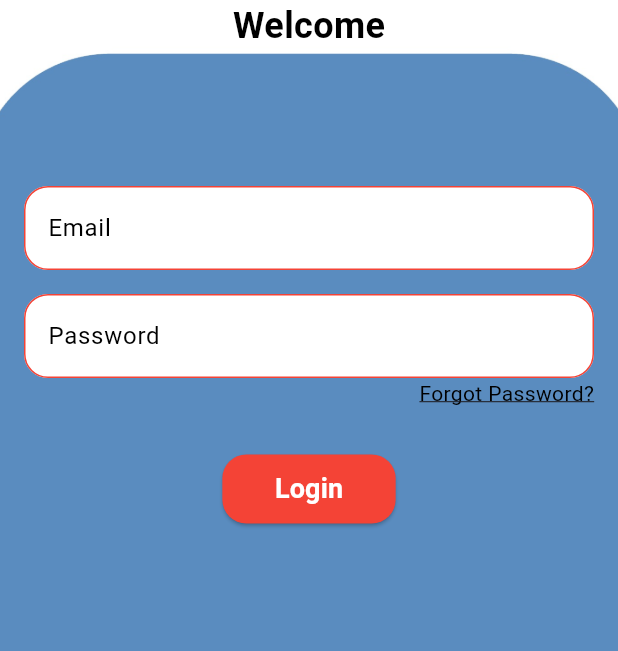
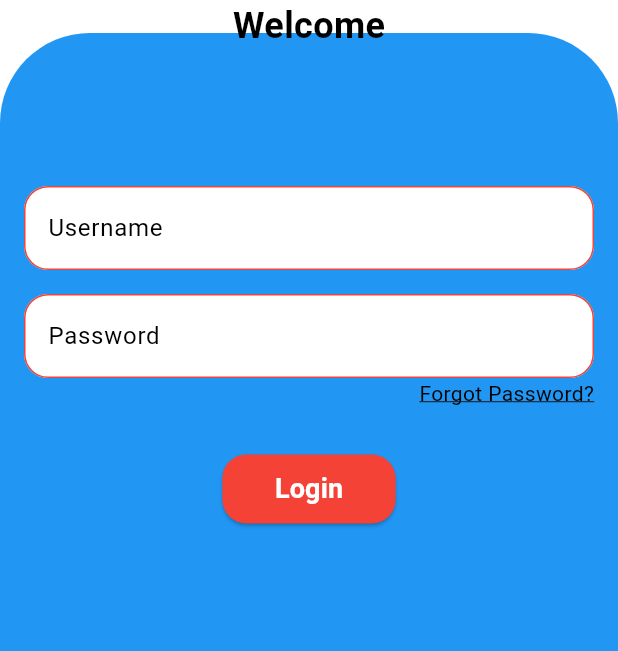
Before and after one commit to MohsinAli0899/Flutter-Task-1, a Flutter app: the screen it shows after launch, on a phone screen of 412 x 824 dp, the part 585-1236 px from its top. Run offline on Flutter 3.47's test engine with Material 3 defaults, Android fonts, the phone set to English and light mode, and no system bars.

Commit message:
created custom background

```diff
--- a/lib/Screens/login_page.dart
+++ b/lib/Screens/login_page.dart
@@ -1,7 +1,7 @@
 import 'package:api_integration_python/widgets/login_page_widgets/forgot_password.dart';
 import 'package:api_integration_python/widgets/login_page_widgets/login_button.dart';
-
 import 'package:flutter/material.dart';
+import '../widgets/login_page_widgets/background.dart'; // Import the Background widget
 
 class LoginPage extends StatelessWidget {
   final TextEditingController _usernameController = TextEditingController();
@@ -12,19 +12,16 @@ class LoginPage extends StatelessWidget {
   @override
   Widget build(BuildContext context) {
     return Scaffold(
-      body: SingleChildScrollView(
+      body: Stack(
+        children: [
+          const Background(), // Use the Background widget
+          SingleChildScrollView(
             child: ConstrainedBox(
               constraints: BoxConstraints(
                 minHeight: MediaQuery.of(context).size.height,
               ),
               child: Container(
-            width: double.infinity,
-            decoration: const BoxDecoration(
-              image: DecorationImage(
-                image: AssetImage("assets/images/login_background.jpg"),
-                fit: BoxFit.cover,
-              ),
-            ),
+                padding: const EdgeInsets.symmetric(horizontal: 16.0),
                 child: Column(
                   children: [
                     const SizedBox(height: 40),
@@ -38,17 +35,13 @@ class LoginPage extends StatelessWidget {
                       ),
                     ),
                     const SizedBox(height: 40),
-                Padding(
-                  padding: const EdgeInsets.symmetric(horizontal: 16.0),
-                  child: Column(
-                    children: [
                     const SizedBox(height: 50),
                     TextField(
                       controller: _usernameController,
                       decoration: InputDecoration(
                         fillColor: Colors.white,
                         filled: true,
-                          labelText: 'Email',
+                        labelText: 'Username',
                         labelStyle: const TextStyle(
                           color: Colors.black,
                         ),
@@ -57,8 +50,7 @@ class LoginPage extends StatelessWidget {
                           borderRadius: BorderRadius.circular(16),
                         ),
                         focusedBorder: OutlineInputBorder(
-                            borderSide:
-                                const BorderSide(color: Colors.red, width: 2.0),
+                          borderSide: const BorderSide(color: Colors.red, width: 2.0),
                           borderRadius: BorderRadius.circular(16),
                         ),
                       ),
@@ -78,8 +70,7 @@ class LoginPage extends StatelessWidget {
                           borderRadius: BorderRadius.circular(16),
                         ),
                         focusedBorder: OutlineInputBorder(
-                            borderSide:
-                                const BorderSide(color: Colors.red, width: 2.0),
+                          borderSide: const BorderSide(color: Colors.red, width: 2.0),
                           borderRadius: BorderRadius.circular(16),
                         ),
                       ),
@@ -94,10 +85,9 @@ class LoginPage extends StatelessWidget {
                   ],
                 ),
               ),
-              ],
             ),
           ),
-        ),
+        ],
       ),
     );
   }
--- /dev/null
+++ b/lib/widgets/login_page_widgets/background.dart
@@ -0,0 +1,33 @@
+import 'package:flutter/material.dart';
+
+class Background extends StatelessWidget {
+  const Background({super.key});
+
+  @override
+  Widget build(BuildContext context) {
+    return Scaffold(
+      body: Stack(
+        children: [
+          // White background container
+          Container(
+            color: Colors.white,
+          ),
+          // Blue container with rounded corners at the bottom
+          Align(
+            alignment: Alignment.bottomCenter,
+            child: Container(
+              height: MediaQuery.of(context).size.height / 2,
+              decoration: const BoxDecoration(
+                color: Colors.blue,
+                borderRadius: BorderRadius.only(
+                  topLeft: Radius.circular(60),
+                  topRight: Radius.circular(60),
+                ),
+              ),
+            ),
+          ),
+        ],
+      ),
+    );
+  }
+}
```
Lines whose indentation alone changed are shown as unchanged.
